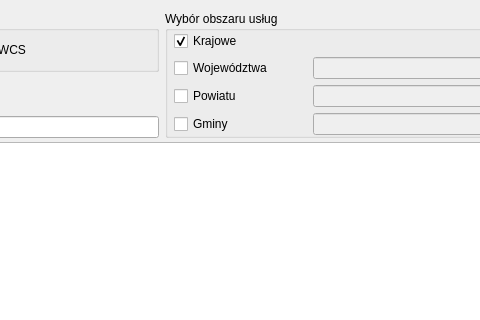
Qt form web_service_plugin_dialog_base.ui (envirosolutionspl/integrator_uslug_danych_przestrzennych) before a commit; both pictures show x 281 to 761 and y 0 to 320 of the 886 by 630 pixel window.
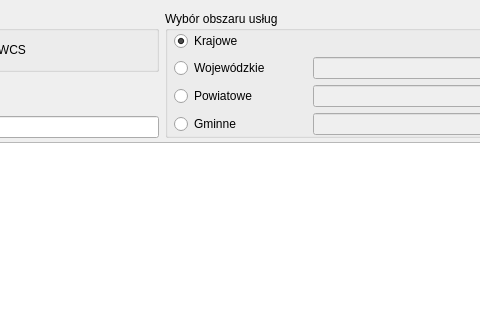
The same form after that commit. Icons and pictures are not drawn.

Commit message: zmiana checkboxów na radiobuttony (#44)

The edit to the form file:
```diff
--- a/web_service_plugin_dialog_base.ui
+++ b/web_service_plugin_dialog_base.ui
@@ -41,37 +41,17 @@
       <property name="bottomMargin">
        <number>0</number>
       </property>
-      <item row="1" column="0">
-       <widget class="QCheckBox" name="woj_check">
+      <item row="0" column="0">
+       <widget class="QRadioButton" name="kraj_rb">
         <property name="text">
-         <string>Województwa</string>
+         <string>Krajowe</string>
         </property>
-        <attribute name="buttonGroup">
-         <string notr="true">buttonGroup</string>
-        </attribute>
-       </widget>
-      </item>
-      <item row="2" column="0">
-       <widget class="QCheckBox" name="pow_check">
-        <property name="text">
-         <string>Powiatu</string>
+        <property name="checked">
+         <bool>true</bool>
         </property>
-        <attribute name="buttonGroup">
-         <string notr="true">buttonGroup</string>
-        </attribute>
        </widget>
       </item>
-      <item row="3" column="0">
-       <widget class="QCheckBox" name="gmi_check">
-        <property name="text">
-         <string>Gminy</string>
-        </property>
-        <attribute name="buttonGroup">
-         <string notr="true">buttonGroup</string>
-        </attribute>
-       </widget>
-      </item>
-      <item row="1" column="1" colspan="2">
+      <item row="3" column="1" colspan="2">
        <widget class="QComboBox" name="wojewodztwo_combo">
         <property name="enabled">
          <bool>false</bool>
@@ -89,7 +69,7 @@
         </item>
        </widget>
       </item>
-      <item row="2" column="1" colspan="2">
+      <item row="4" column="1" colspan="2">
        <widget class="QComboBox" name="powiat_combo">
         <property name="enabled">
          <bool>false</bool>
@@ -102,7 +82,7 @@
         </property>
        </widget>
       </item>
-      <item row="3" column="1" colspan="2">
+      <item row="5" column="1" colspan="2">
        <widget class="QComboBox" name="gmina_combo">
         <property name="enabled">
          <bool>false</bool>
@@ -115,17 +95,25 @@
         </property>
        </widget>
       </item>
-      <item row="0" column="0">
-       <widget class="QCheckBox" name="kraj_check">
+      <item row="3" column="0">
+       <widget class="QRadioButton" name="woj_rb">
         <property name="text">
-         <string>Krajowe</string>
+         <string>Wojewódzkie</string>
         </property>
-        <property name="checked">
-         <bool>true</bool>
+       </widget>
+      </item>
+      <item row="4" column="0">
+       <widget class="QRadioButton" name="pow_rb">
+        <property name="text">
+         <string>Powiatowe</string>
         </property>
-        <attribute name="buttonGroup">
-         <string notr="true">buttonGroup</string>
-        </attribute>
+       </widget>
+      </item>
+      <item row="5" column="0">
+       <widget class="QRadioButton" name="gmi_rb">
+        <property name="text">
+         <string>Gminne</string>
+        </property>
        </widget>
       </item>
      </layout>
```
Left out of the diff: 7 changed lines with no effect on the pictures. The commit also changes 2 other files.
